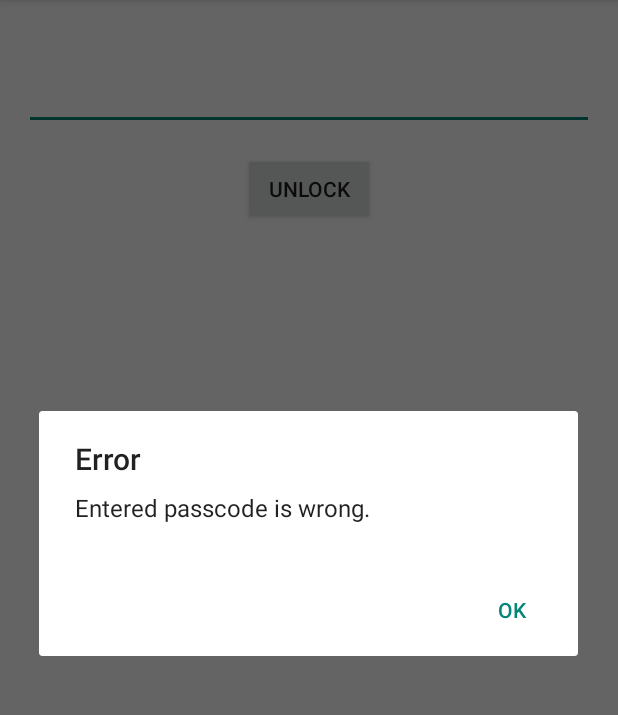
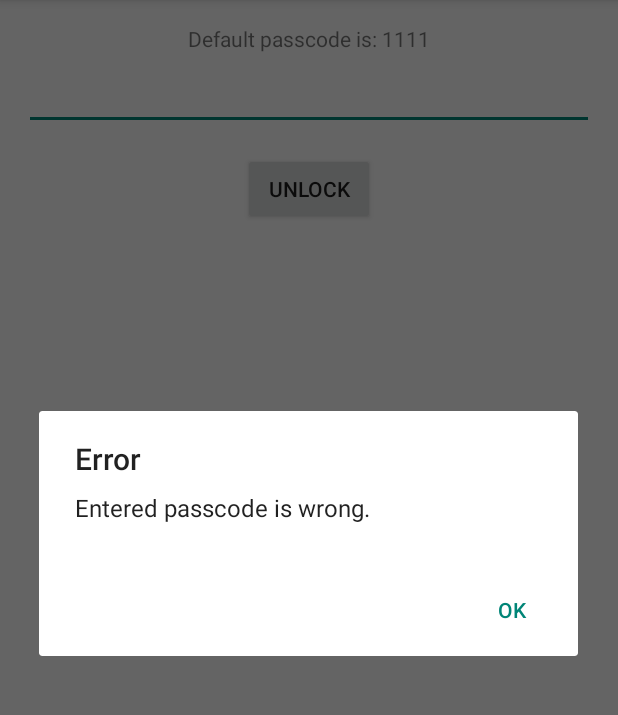
Before and after one commit to aidin36/simpletextcrypt, an Android app: the screen it shows after launch (LockActivity), after a tap on "UNLOCK", on a phone screen of 412 x 824 dp, the part 84-799 px from its top. Run offline under Robolectric (Android 15) with nearby library versions, the phone set to English and light mode, and no system bars.

Commit message:
A TextView added to LockActivity which shows the default passcode.

```diff
--- a/app/src/main/res/layout/activity_lock.xml
+++ b/app/src/main/res/layout/activity_lock.xml
@@ -17,6 +17,14 @@
         <RelativeLayout
             android:layout_width="match_parent"
             android:layout_height="match_parent">
+
+            <TextView
+                android:layout_width="fill_parent"
+                android:layout_height="wrap_content"
+                android:textAppearance="?android:attr/textAppearanceSmall"
+                android:text="@string/default_passcode"
+                android:id="@+id/defaultPasscodeTextView"
+                android:gravity="center_horizontal" />
 
             <EditText
                 android:layout_width="match_parent"
--- a/app/src/main/res/values/strings.xml
+++ b/app/src/main/res/values/strings.xml
@@ -20,4 +20,5 @@
     <string name="about_license_1">SimpleTextCrypt is free software: you can redistribute it and/or modify it under the terms of the GNU General Public License as published by the Free Software Foundation, either version 3 of the License, or (at your option) any later version.</string>
     <string name="about_license_2">SimpleTextCrypt is distributed in the hope that it will be useful, but WITHOUT ANY WARRANTY; without even the implied warranty of MERCHANTABILITY or FITNESS FOR A PARTICULAR PURPOSE.  See the GNU General Public License for more details.</string>
     <string name="about_license_3">A copy of the GNU General Public License is distributed along with the source code of SimpleTextCrypt. You can also find a copy here: <a>https://www.gnu.org/licenses/gpl-3.0.html</a></string>
+    <string name="default_passcode">Default passcode is: 1111</string>
 </resources>
```
